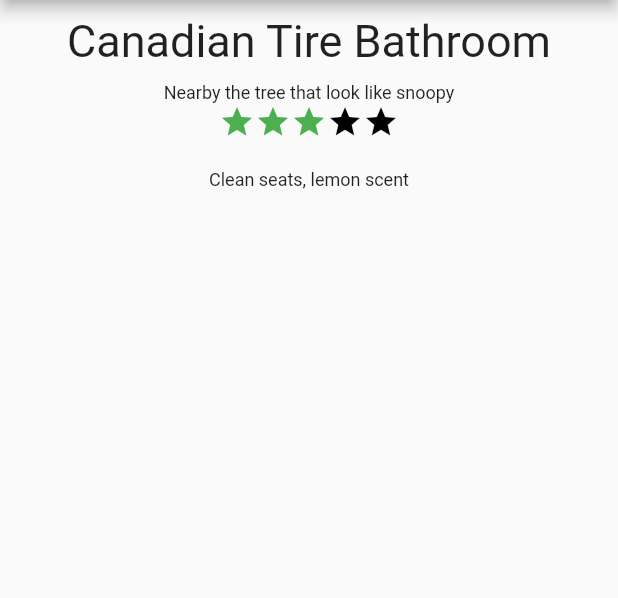
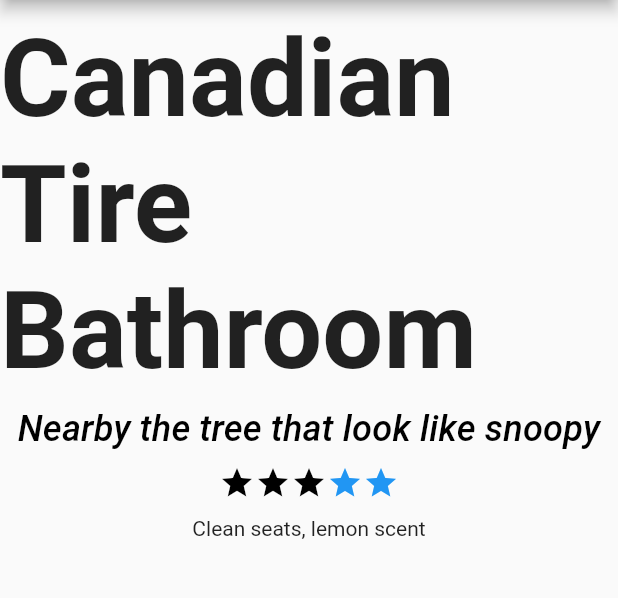
Before and after one commit to scarletspider616/krappr-app, a Flutter app: the ReviewScreen screen opened directly, on a phone screen of 412 x 824 dp, the part 84-682 px from its top. Run offline on Flutter 3.47's test engine with Material 2 defaults, Android fonts, the phone set to English and light mode, and no system bars; our stand-ins replace email_validator, geolocator, get, google_maps_flutter, permission_handler, rxdart and 1 more; accounts and stored records are empty; Roboto replaces fonts that are missing (Hind).

Commit message:
Addressed feedback about naming and themes

```diff
--- a/lib/src/bloc/review_bloc.dart
+++ b/lib/src/bloc/review_bloc.dart
@@ -1,7 +1,7 @@
 import 'package:rxdart/rxdart.dart';
 import 'dart:async';
 import 'package:krappr/src/models/review_model.dart';
-import 'package:krappr/src/models/krappr_location_model.dart';
+import 'package:krappr/src/models/location_model.dart';
 
 class ReviewBloc {
   final _currentReviewFetcher = PublishSubject<ReviewModel>();
@@ -11,7 +11,7 @@ class ReviewBloc {
   fetchCurrentReview() async {
     //TODO: add repository to make an actual service call
     await Future.delayed(Duration(seconds: 1));
-    KrapprLocationModel mockLocationModel = new KrapprLocationModel(0.0, 0.0, "Canadian Tire Bathroom", "Nearby the tree that look like snoopy" );
+    LocationModel mockLocationModel = new LocationModel(0.0, 0.0, "Canadian Tire Bathroom", "Nearby the tree that look like snoopy" );
     ReviewModel currentMockModel = new ReviewModel(3, "Clean seats, lemon scent", mockLocationModel);
     _currentReviewFetcher.sink.add(currentMockModel);
   }
--- a/lib/src/models/krappr_location_model.dart
+++ b/lib/src/models/location_model.dart
@@ -1,4 +1,4 @@
-class KrapprLocationModel {
+class LocationModel {
     double _latitude;
     double _longtitude;
 
@@ -10,7 +10,7 @@ class KrapprLocationModel {
     String get locationName => _locationName;
     String get locationDescription => _locationDescription;
 
-    KrapprLocationModel(double latitude, double longitude, String locationName, String locationDescription){
+    LocationModel(double latitude, double longitude, String locationName, String locationDescription){
       _latitude = latitude;
       _longtitude = longitude;
       _locationName = locationName;
--- a/lib/src/models/review_model.dart
+++ b/lib/src/models/review_model.dart
@@ -1,11 +1,11 @@
-import 'package:krappr/src/models/krappr_location_model.dart';
+import 'package:krappr/src/models/location_model.dart';
 
 class ReviewModel {
   int _rating;
   String _userReview;
-  KrapprLocationModel _location;
+  LocationModel _location;
 
-  ReviewModel(int rating, String userReview, KrapprLocationModel location){
+  ReviewModel(int rating, String userReview, LocationModel location){
     _rating = rating;
     _userReview = userReview;
     _location = location;
@@ -13,5 +13,5 @@ class ReviewModel {
 
   int get rating => _rating;
   String get userReview => _userReview;
-  KrapprLocationModel get location => _location;
+  LocationModel get location => _location;
 }
--- a/lib/src/ui/screen/review_screen.dart
+++ b/lib/src/ui/screen/review_screen.dart
@@ -21,7 +21,7 @@ class ReviewScreenState extends State<ReviewScreen> {
           stream: reviewBloc.currentReview,
           builder: (context, AsyncSnapshot<ReviewModel> snapshot) {
             if (snapshot.hasData) {
-              return fullReview(snapshot);
+              return fullReview(snapshot,Theme.of(context));
             } else if (snapshot.hasError) {
               return Text(snapshot.error.toString());
             }
@@ -31,44 +31,43 @@ class ReviewScreenState extends State<ReviewScreen> {
   }
 }
 
-Widget fullReview(AsyncSnapshot<ReviewModel> snapshot) {
+Widget fullReview(AsyncSnapshot<ReviewModel> snapshot, ThemeData themeData) {
   return Container(
       child: Column(crossAxisAlignment: CrossAxisAlignment.center, children: [
         SizedBox(height: 10),
         Text(
           snapshot.data.location.locationName,
-          style: TextStyle(fontSize: 30.0),
+          style: themeData.textTheme.headline,
         ),
         SizedBox(height: 10),
         Text(
           snapshot.data.location.locationDescription,
-          style: TextStyle(fontSize: 12),
+          style: themeData.textTheme.subtitle,
         ),
-        reviewStars(snapshot.data.rating),
         SizedBox(height: 10),
+        reviewStars(snapshot.data.rating,themeData.primaryColor, themeData.accentColor),
         SizedBox(height: 10),
         Text(
           snapshot.data.userReview,
-          style: TextStyle(fontSize: 12),
-        ),
+          style: themeData.textTheme.body1),
       ]),
       alignment: FractionalOffset(0.5, 0.5));
 }
 
-Widget reviewStars(int numberOfStars) {
+Widget reviewStars(int numberOfStars, Color primary, Color accent) {
   return Row(
     mainAxisSize: MainAxisSize.min,
     children: [
       Icon(Icons.star,
-          color: numberOfStars > 0 ? Colors.green[500] : Colors.black),
+          color: numberOfStars > 0 ? accent : primary),
       Icon(Icons.star,
-          color: numberOfStars > 1 ? Colors.green[500] : Colors.black),
+          color: numberOfStars > 1 ? accent : primary),
       Icon(Icons.star,
-          color: numberOfStars > 2 ? Colors.green[500] : Colors.black),
+          color: numberOfStars > 2 ? accent : primary),
       Icon(Icons.star,
-          color: numberOfStars > 3 ? Colors.green[500] : Colors.black),
+          color: numberOfStars > 3 ? accent : primary),
       Icon(Icons.star,
-          color: numberOfStars > 4 ? Colors.green[500] : Colors.black),
+          color: numberOfStars > 4 ? accent : primary),
     ],
   );
 }
```
Also changed, not shown: lib/src/ui/theme/main_theme.dart (+20 -0 lines).
